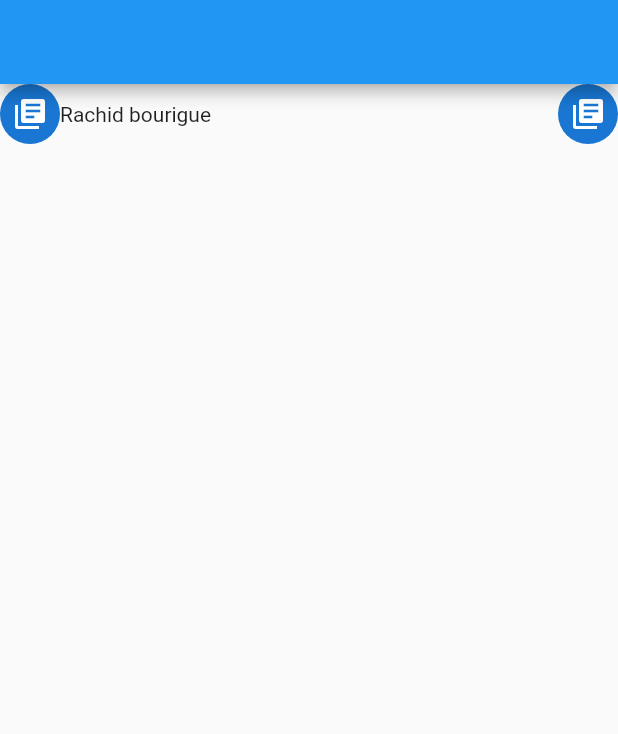
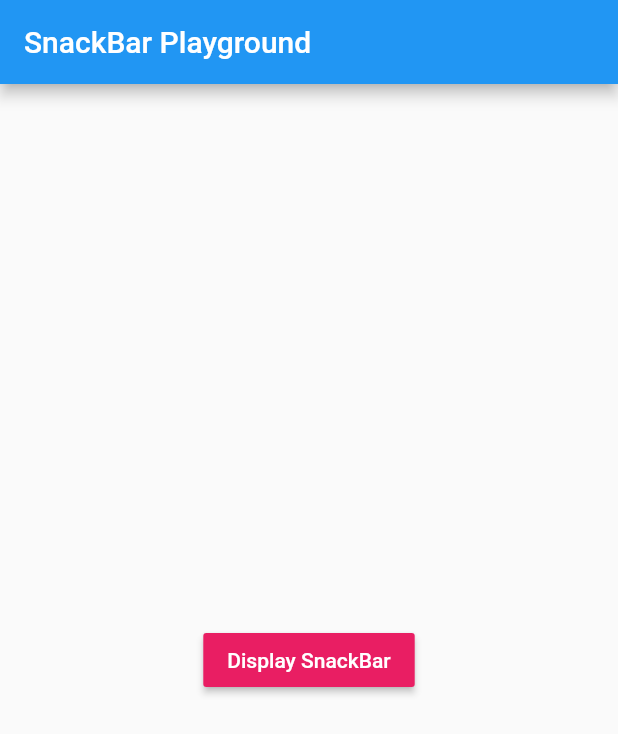
Before and after one commit to bourigue/bmi, a Flutter app: the screen it shows after launch, on a phone screen of 412 x 824 dp. Shown: the top 734 px of the screen. Run offline on Flutter 3.47's test engine with Material 2 defaults, Android fonts, the phone set to English and light mode, and no system bars; our stand-ins replace awesome_snackbar_content.

Commit message:
add snackbar bar

```diff
--- a/lib/main.dart
+++ b/lib/main.dart
@@ -1,7 +1,8 @@
+import 'package:awesome_snackbar_content/awesome_snackbar_content.dart';
 import 'package:flutter/material.dart';
 
 void main() {
-  runApp( myapp() );
+  runApp( Test() );
             }
 
 class myapp extends StatelessWidget{
@@ -27,3 +28,56 @@ class myapp extends StatelessWidget{
   }
 
 }
+//snackbar
+class Test extends StatefulWidget{
+  Test({Key? key}) : super(key: key);
+  @override
+  State<StatefulWidget> createState() {
+    return TestState();
+  }
+
+}
+
+class TestState extends State<Test>{
+
+  GlobalKey<ScaffoldState> keysnk=new GlobalKey<ScaffoldState>();
+  @override
+  Widget build(BuildContext context) {
+   return MaterialApp(
+     home: Scaffold(
+       appBar: AppBar(
+         title: Text('SnackBar Playground'),
+       ),
+       body: Builder(
+         builder: (context) =>
+             Center(
+               child: RaisedButton(
+                 color: Colors.pink,
+                 textColor: Colors.white,
+                 onPressed: (){
+
+                   final snackBar = SnackBar(
+                     elevation: 0,
+                     behavior: SnackBarBehavior.floating,
+                     backgroundColor: Colors.transparent,
+                     content: AwesomeSnackbarContent(
+                       title: 'On Snap!',
+                       message:
+                       'This is an example error message that will be shown in the body of snackbar!',
+                       contentType: ContentType.failure,
+                     ),
+                   );
+                   Scaffold.of(context).showSnackBar(snackBar);
+                 },
+                 child: Text('Display SnackBar'),
+               ),
+             ),
+       ),
+     ),
+   );
+  }
+
+}
+_displaySnackBar(BuildContext context) {
+
+}
```
